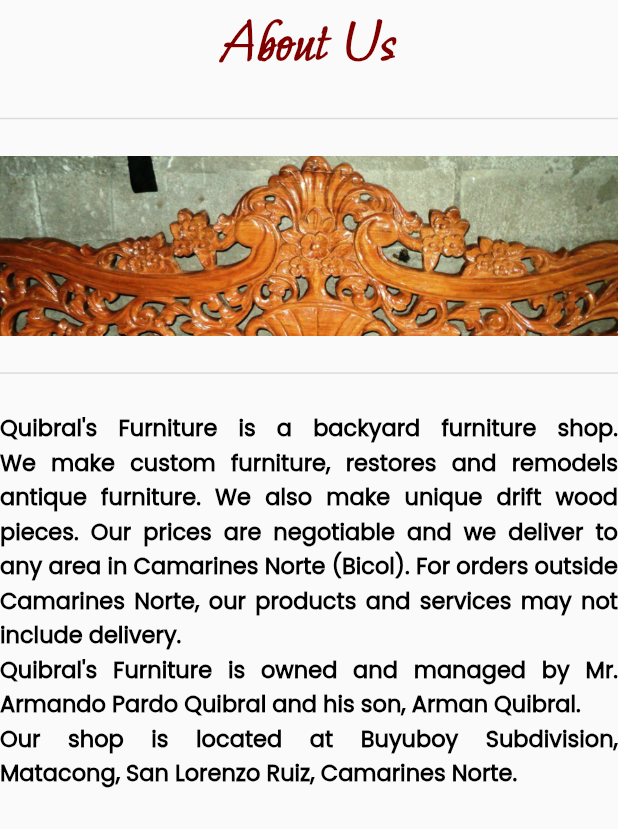
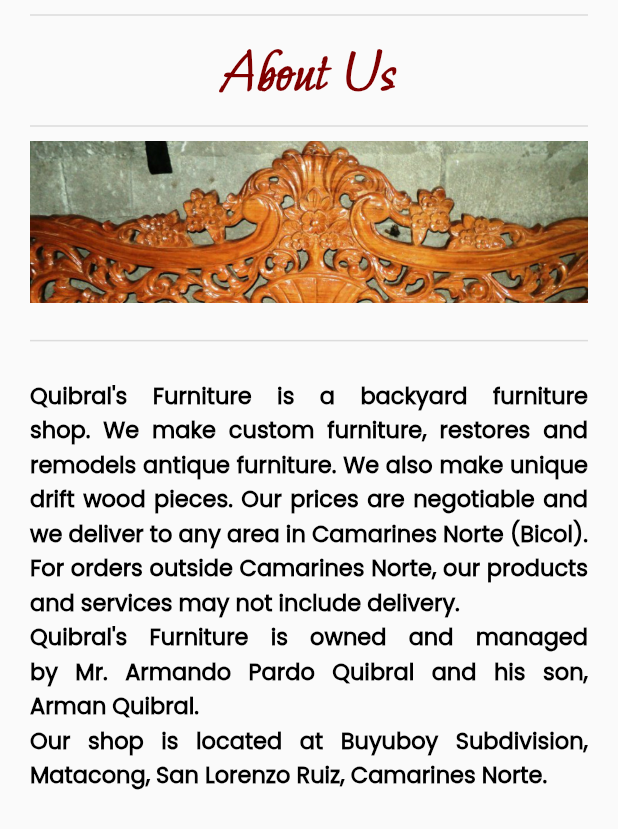
Before and after one commit to MsTerious2000/quibrals-furniture, a Flutter app: the AboutUs widget shown alone on an empty page, opened directly, on a phone screen of 412 x 824 dp. Shown: the top 829 px of the screen. Run offline on Flutter 3.47's test engine with Material 2 defaults, Android fonts, the phone set to English and light mode, and no system bars; our stand-ins replace responsive_grid; missing offline and left inert: clipboard.

Commit message:
bottom padding

```diff
--- a/lib/pages/about_us.dart
+++ b/lib/pages/about_us.dart
@@ -1,5 +1,6 @@
 import 'package:flutter/material.dart';
 import 'package:quibrals_furniture/widgets/colors.dart';
+import 'package:quibrals_furniture/widgets/responsive.dart';
 import 'package:quibrals_furniture/widgets/texts.dart';
 
 class AboutUs extends StatefulWidget {
@@ -12,10 +13,24 @@ class AboutUs extends StatefulWidget {
 class _AboutUsState extends State<AboutUs> {
   @override
   Widget build(BuildContext context) {
-    return Column(
+    return LayoutBuilder(
+      builder: (context, constraints) {
+        if (constraints.maxWidth > mobileLayout) {
+          return _mainContent(desktopPadding);
+        } else {
+          return _mainContent(mobilePadding);
+        }
+      },
+    );
+  }
+
+  Widget _mainContent(double responsivePadding) {
+    return ListView(
+      padding: EdgeInsets.symmetric(horizontal: responsivePadding),
       children: [
+        const Divider(thickness: 1, height: 20),
         moonDance('About Us', maroon, 40, fsNormal, fwBold, taCenter),
-        const Divider(thickness: 1, height: 50),
+        const Divider(thickness: 1, height: 20),
         Image.asset('assets/images/carve.jpg'),
         const Divider(thickness: 1, height: 50),
         poppins(
@@ -25,6 +40,7 @@ class _AboutUsState extends State<AboutUs> {
             fsNormal,
             fwBold,
             taJustify),
+        const SizedBox(height: 100),
       ],
     );
   }
--- a/lib/pages/home.dart
+++ b/lib/pages/home.dart
@@ -57,6 +57,7 @@ class _HomeState extends State<Home> {
             fsNormal,
             fwBold,
             taCenter),
+        const SizedBox(height: 100),
       ],
     );
   }
```
Also changed, not shown: lib/pages/contact_us.dart (+18 -2 lines), lib/pages/products.dart (+9 -1 lines), 1 other file.
